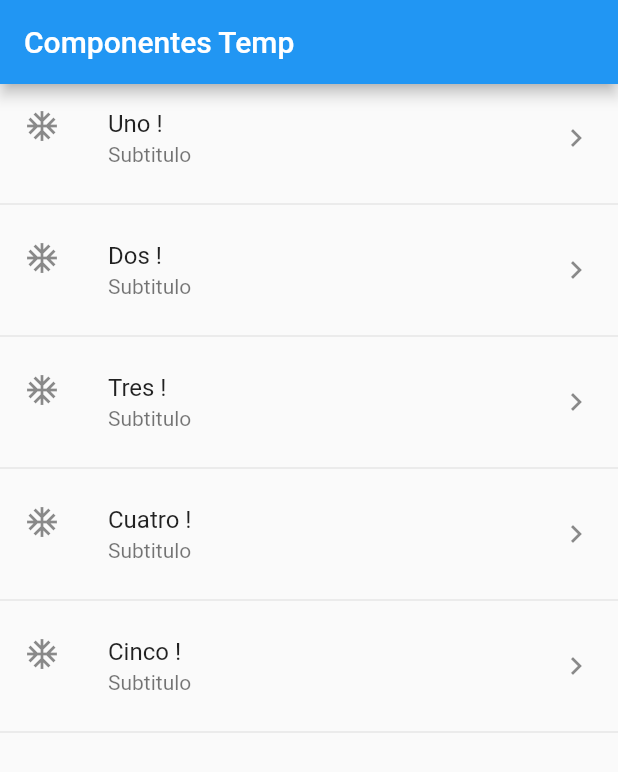
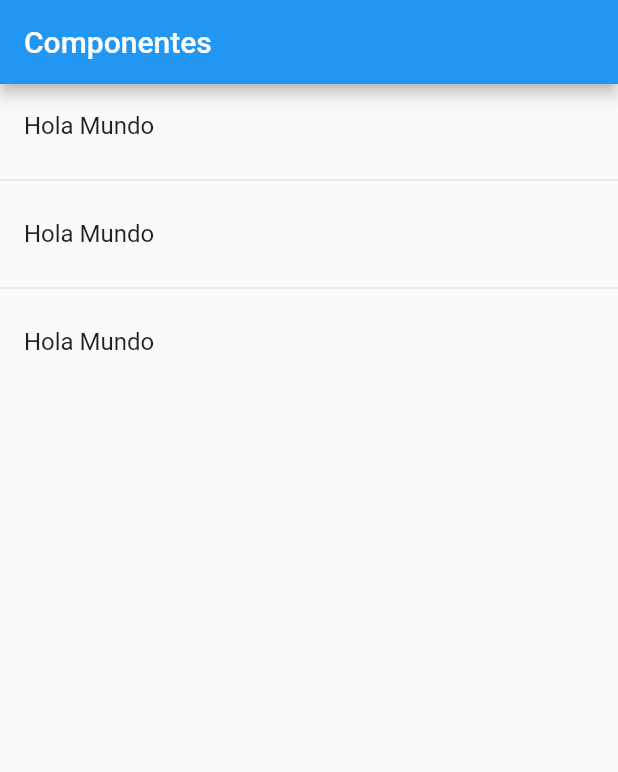
Before and after one commit to fidelvo/componentes, a Flutter app: the screen it shows after launch, on a phone screen of 412 x 824 dp. Shown: the top 772 px of the screen. Run offline on Flutter 3.47's test engine with Material 2 defaults, Android fonts, the phone set to English and light mode, and no system bars.

```diff
--- a/lib/main.dart
+++ b/lib/main.dart
@@ -1,7 +1,7 @@
 // mateapp - Crear aplicación nueva
 import 'package:flutter/material.dart';
 
-import 'package:componentes/src/pages/home_temp.dart';
+import 'package:componentes/src/pages/home_page.dart';
 
 void main() => runApp(MyApp());
 
@@ -12,7 +12,7 @@ class MyApp extends StatelessWidget {
       title: 'Componentes App',
       // Ocultar listón de demo
       debugShowCheckedModeBanner: false,
-      home: HomePageTemp()
+      home: HomePage()
     );
   }
 }
--- /dev/null
+++ b/lib/src/pages/home_page.dart
@@ -0,0 +1,41 @@
+import 'package:flutter/material.dart';
+
+class HomePage extends StatelessWidget {
+
+  @override
+  Widget build(BuildContext context) {
+    return Scaffold(
+      appBar: AppBar(
+        title: Text('Componentes'),
+      ),
+      body: _lista(),
+    );
+  }
+
+  Widget _lista(){
+
+    return ListView(
+      children: _crearListaItems(),
+    );
+
+  }
+
+  List<Widget> _crearListaItems(){
+
+    return [
+      ListTile(
+        title: Text('Hola Mundo'),
+      ),
+      Divider(),
+      ListTile(
+        title: Text('Hola Mundo'),
+      ),
+      Divider(),
+      ListTile(
+        title: Text('Hola Mundo'),
+      ),
+    ];
+
+  }
+
+}
--- a/lib/src/pages/home_temp.dart
+++ /dev/null
@@ -1,64 +0,0 @@
-// importM - Importar material package
-import 'package:flutter/material.dart';
-
-// stle - Crear clase Stateless
-class HomePageTemp extends StatelessWidget {
-  final opciones = ['Uno', 'Dos', 'Tres', 'Cuatro', 'Cinco'];
-
-  @override
-  Widget build(BuildContext context) {
-    return Scaffold(
-      appBar: AppBar(
-        title: Text('Componentes Temp'),
-      ),
-      body: ListView(
-        children: _crearItemsCorto(),
-      ),
-    );
-  }
-
-  // Forma 1: Función privada que retorna listado de Widgets
-  List<Widget> _crearItems() {
-    List<Widget> lista = new List<Widget>();
-
-    for (String opt in opciones) {
-
-      final tempWidget = ListTile(
-        title: Text(opt),
-      );
-
-      // Forma normal
-      //lista.add(tempWidget);
-      //lista.add(Divider());
-
-      // Forma cascada
-      lista..add(tempWidget)
-           ..add(Divider());
-    }
-
-    return lista;
-  }
-
-  List<Widget> _crearItemsCorto() {
-
-    // Se retorna directamente el resultado de .map()
-    return opciones.map((item) {
-
-      // Ctrl + .
-      // Wrap with Column
-      return Column(
-        children: <Widget>[
-          ListTile(
-            title: Text(item + ' !'),
-            subtitle: Text('Subtitulo'),
-            leading: Icon(Icons.ac_unit_sharp),
-            trailing: Icon(Icons.keyboard_arrow_right),
-            onTap: (){},
-          ),
-          Divider(),
-        ],
-      );
-
-    }).toList();
-  }
-}
--- a/pubspec.yaml
+++ b/pubspec.yaml
@@ -45,8 +45,8 @@ flutter:
   uses-material-design: true
 
   # To add assets to your application, add an assets section, like this:
-  # assets:
-  #   - images/a_dot_burr.jpeg
+  assets:
+    - data/menu_opts.json
   #   - images/a_dot_ham.jpeg
 
   # An image asset can refer to one or more resolution-specific "variants", see
```
Also changed, not shown: lib/data/menu_opts.json (added, +20 -0 lines), lib/src/providers/menu_provider.dart (added).
